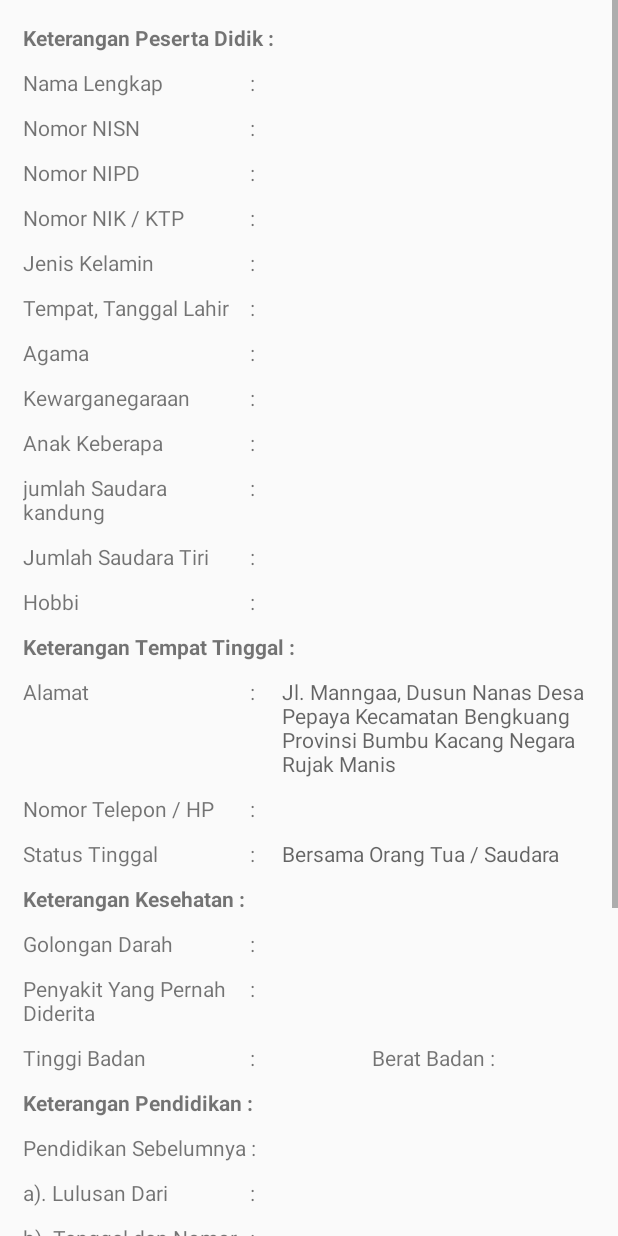
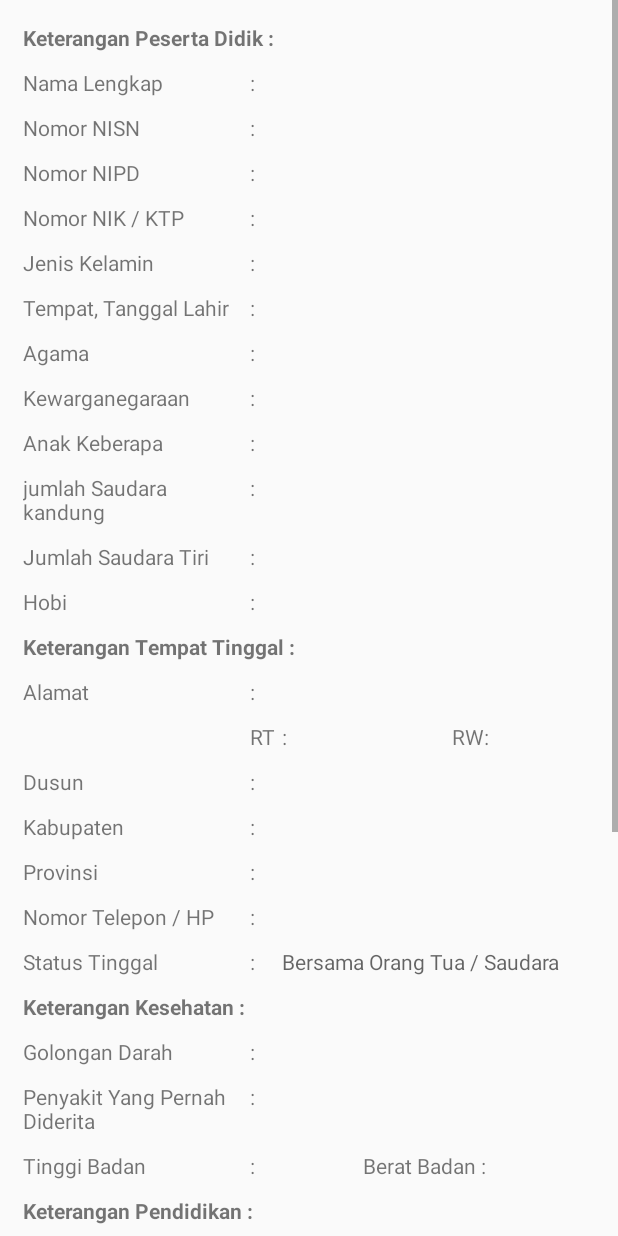
Before and after one commit to muslikh/siakadAndroid, an Android app: the fragment fragSiswa shown on its own in the app's theme, on a phone screen of 412 x 824 dp. Run offline under Robolectric (Android 15) with nearby library versions, the phone set to English and light mode, and no system bars; our stand-ins replace Volley; network calls fail.

Commit message:
Penambahan dan perbaikan fitur

```diff
--- a/app/src/main/java/id/codemerindu/siakad/EditDataSiswa.java
+++ b/app/src/main/java/id/codemerindu/siakad/EditDataSiswa.java
@@ -30,6 +30,7 @@ import org.json.JSONObject;
 import java.text.SimpleDateFormat;
 import java.util.Calendar;
 import java.util.HashMap;
+import java.util.Locale;
 import java.util.Map;
 
 public class EditDataSiswa extends AppCompatActivity {
@@ -50,26 +51,14 @@ public class EditDataSiswa extends AppCompatActivity {
     protected void onCreate(Bundle savedInstanceState) {
         super.onCreate(savedInstanceState);
         setContentView(R.layout.edit_data_siswa);
-        editData(url);
+        editData();
 
         Toolbar toolbar = (Toolbar)findViewById(R.id.toolbareddaata);
         setSupportActionBar(toolbar);
 
+        dateFormat = new SimpleDateFormat("dd-MM-yyy", Locale.US);
         getSupportActionBar().setTitle("Ubah Data");
 
-
-    }
-
-    public void editData(String url)
-    {
-
-        nisnUser = (TextView)  findViewById(R.id.nisnUser);
-        EdnamaUser = (EditText) findViewById(R.id.namaUser);
-        Edtmplahir = (EditText) findViewById(R.id.tmplahir);
-        Edtgllahir = (EditText) findViewById(R.id.tanggallahir);
-        Tvtgllahir = (TextView) findViewById(R.id.tanggallahir);
-        TvkodeKelas = (TextView) findViewById(R.id.kodeKelasUser);
-        Tvjurusan = (TextView)  findViewById(R.id.jurusanUser);
         updateSiswa = (Button)  findViewById(R.id.updateSiswa);
         updateSiswa.setOnClickListener(new View.OnClickListener() {
             @Override
@@ -85,6 +74,21 @@ public class EditDataSiswa extends AppCompatActivity {
 
             }
         });
+
+        idUser = (TextView)  findViewById(R.id.idSiswa);
+        nisnUser = (TextView)  findViewById(R.id.nisnUser);
+        EdnamaUser = (EditText) findViewById(R.id.namaUser);
+        Edtmplahir = (EditText) findViewById(R.id.tmplahir);
+        Edtgllahir = (EditText) findViewById(R.id.tanggallahir);
+        Tvtgllahir = (TextView) findViewById(R.id.tanggallahir);
+        TvkodeKelas = (TextView) findViewById(R.id.kodeKelasUser);
+        Tvjurusan = (TextView)  findViewById(R.id.jurusanUser);
+    }
+
+    public void editData()
+    {
+
+
 
         RequestQueue requestQueue = Volley.newRequestQueue(this);
         StringRequest stringRequests =
@@ -110,7 +114,8 @@ public class EditDataSiswa extends AppCompatActivity {
                                 String jurusanS = obj.getString("kode_jurusan");
                                 if (extraId== id )
                                 {
-                                   nisnUser.setText(nisn);
+                                    idUser.setText(id_siswa);
+                                    nisnUser.setText(nisn);
                                     EdnamaUser.setText(nama);
                                     Edtmplahir.setText(tempatLahir);
                                     Edtgllahir.setText(tanggalLahir);
@@ -178,8 +183,8 @@ public class EditDataSiswa extends AppCompatActivity {
             protected Map<String,String> getParams() throws AuthFailureError {
 
                 Map<String,String> map = new HashMap<>();
-
-                map.put("nisi", nisnUser.getText().toString());
+//
+                map.put("id_siswa", idUser.getText().toString());
                 map.put("nama", EdnamaUser.getText().toString());
                 map.put("tempat_lahir", Edtmplahir.getText().toString());
                 map.put("tanggal_lahir", Edtgllahir.getText().toString());
--- a/app/src/main/java/id/codemerindu/siakad/MainActivity.java
+++ b/app/src/main/java/id/codemerindu/siakad/MainActivity.java
@@ -394,7 +394,7 @@ public class MainActivity extends AppCompatActivity
 //                        String tanggalLahir = obj.getString("tanggal_lahir");
 //                        String kodekelas = obj.getString("kode_kelas");
 //                        String jurusanS = obj.getString("kode_jurusan");
-                        if (tempatLahir.isEmpty() )
+                        if (tempatLahir.equals("null") || tempatLahir.isEmpty())
                         {
                             AlertDialog.Builder alert = new AlertDialog.Builder(MainActivity.this);
                             alert
@@ -405,9 +405,9 @@ public class MainActivity extends AppCompatActivity
                                         public void onClick(DialogInterface dialog, int which) {
                                             SharedPreferences.Editor editor = sharedpreferences.edit();
 
-                                            Intent intent = new Intent(MainActivity.this, EditDataSiswa.class);
-
-                                            startActivity(intent);
+                                            Intent cek = new Intent(MainActivity.this, EditDataSiswa.class);
+                                            cek.putExtra(TAG_IDU, idu);
+                                            startActivity(cek);
 
                                         }
                                     })
--- a/app/src/main/java/id/codemerindu/siakad/fragSiswa.java
+++ b/app/src/main/java/id/codemerindu/siakad/fragSiswa.java
@@ -28,7 +28,11 @@ public class fragSiswa extends Fragment {
 
     final String url = Server.URL+"siswa.php";
 
-    TextView namaUser,ttlUser,kodeKelas,jurusan, nisn,nipd,nik,jk,agama,kewarga,anakke,jmlsdrkandung;
+    TextView namaUser,ttlUser,kodeKelas,jurusan,
+            nisn,nipd,nik,jk,agama,kewarga,anakke,jmlsdrkandung,jmlsdrtiri,
+            hobi,alamat,rt,rw,dusun,kab,prov,hp,stsTinggal,goldar,penyakit,
+            tinggi,berat,lulusdari,noijasah,noskhun,pindahdari,alamatSsebelum,kelasAwal,thnmasuk;
+                    ;
     String id;
     SharedPreferences sharedpreferences;
     public final static String TAG="Profile";
@@ -39,7 +43,7 @@ public class fragSiswa extends Fragment {
     @Override
     public View onCreateView(@NonNull LayoutInflater inflater, @Nullable ViewGroup container, @Nullable Bundle savedInstanceState) {
         View view_fragsiswa = inflater.inflate(R.layout.fragdatapribadi,container,false);
-
+        ambilData();
         namaUser = (TextView) view_fragsiswa.findViewById(R.id.namaUser);
         ttlUser = (TextView)  view_fragsiswa.findViewById(R.id.ttlUser);
         kodeKelas = (TextView)  view_fragsiswa.findViewById(R.id.kodeKelasUser);
@@ -52,6 +56,36 @@ public class fragSiswa extends Fragment {
         kewarga = (TextView)  view_fragsiswa.findViewById(R.id.wargaUser);
         anakke = (TextView)  view_fragsiswa.findViewById(R.id.anakKeUser);
         jmlsdrkandung = (TextView)  view_fragsiswa.findViewById(R.id.jmlsdrkanUser);
+        jmlsdrtiri = (TextView)  view_fragsiswa.findViewById(R.id.jmlsdrtirUser);
+        hobi = (TextView) view_fragsiswa.findViewById(R.id.hobiUser);
+        alamat = (TextView)  view_fragsiswa.findViewById(R.id.alamatUser);
+        rt = (TextView)  view_fragsiswa.findViewById(R.id.rtUser);
+        rw = (TextView) view_fragsiswa.findViewById(R.id.rwUser);
+        dusun = (TextView)  view_fragsiswa.findViewById(R.id.dusunUser);
+        kab = (TextView)  view_fragsiswa.findViewById(R.id.kabUser);
+        prov = (TextView) view_fragsiswa.findViewById(R.id.provUser);
+        stsTinggal = (TextView) view_fragsiswa.findViewById(R.id.stsTinggalUser);
+        goldar = (TextView) view_fragsiswa.findViewById(R.id.goldarUser);
+        penyakit = (TextView) view_fragsiswa.findViewById(R.id.ketsakitUser);
+        tinggi = (TextView) view_fragsiswa.findViewById(R.id.tgUser);
+        berat = (TextView) view_fragsiswa.findViewById(R.id.bbUser);
+        lulusdari = (TextView) view_fragsiswa.findViewById(R.id.lulusanUser);
+        noijasah = (TextView) view_fragsiswa.findViewById(R.id.noijasahUser);
+        noskhun= (TextView) view_fragsiswa.findViewById(R.id.noskhunUser);
+        pindahdari = (TextView) view_fragsiswa.findViewById(R.id.pindahanUser);
+        alamatSsebelum = (TextView) view_fragsiswa.findViewById(R.id.alamatsebelum);
+        kelasAwal = (TextView) view_fragsiswa.findViewById(R.id.kelasawalUser);
+        thnmasuk= (TextView) view_fragsiswa.findViewById(R.id.tahunmasuk);
+
+
+        return view_fragsiswa;
+    }
+
+
+    public void ambilData()
+    {
+
+
         RequestQueue  requestQueue = Volley.newRequestQueue(getActivity().getApplicationContext());
         StringRequest stringRequests =
                 new StringRequest(Request.Method.GET, url, new Response.Listener<String>() {
@@ -85,6 +119,28 @@ public class fragSiswa extends Fragment {
                                     kewarga.setText(obj.getString("kewarganegaraan"));
                                     anakke.setText(obj.getString("anak_ke"));
                                     jmlsdrkandung.setText(obj.getString("jml_sdrkandung"));
+
+                                    jmlsdrtiri.setText(obj.getString("jml_sdrkandung"));
+                                    hobi.setText(obj.getString("jml_sdrkandung"));
+                                    alamat.setText(obj.getString("jml_sdrkandung"));
+                                    rt.setText(obj.getString("jml_sdrkandung"));
+                                    rw.setText(obj.getString("jml_sdrkandung"));
+                                    dusun.setText(obj.getString("jml_sdrkandung"));
+                                    kab.setText(obj.getString("jml_sdrkandung"));
+                                    prov.setText(obj.getString("jml_sdrkandung"));
+                                    stsTinggal.setText(obj.getString("jml_sdrkandung"));
+                                    goldar.setText(obj.getString("jml_sdrkandung"));
+                                    penyakit.setText(obj.getString("jml_sdrkandung"));
+                                    tinggi.setText(obj.getString("jml_sdrkandung"));
+                                    berat.setText(obj.getString("jml_sdrkandung"));
+                                    lulusdari.setText(obj.getString("jml_sdrkandung"));
+                                    noijasah.setText(obj.getString("jml_sdrkandung"));
+                                    noskhun.setText(obj.getString("jml_sdrkandung"));
+                                    pindahdari.setText(obj.getString("jml_sdrkandung"));
+                                    alamatSsebelum.setText(obj.getString("jml_sdrkandung"));
+                                    kelasAwal.setText(obj.getString("jml_sdrkandung"));
+                                    thnmasuk.setText(obj.getString("jml_sdrkandung"));
+
                                 }
                             }
                             Log.d(TAG, "onResponse:" + response);
@@ -102,15 +158,6 @@ public class fragSiswa extends Fragment {
                     }
                 });
         requestQueue.add(stringRequests);
-        return view_fragsiswa;
-
     }
 
-
-//    public void getData(View view_fragsiswa)
-//    {
-//
-//
-//    }
-
 }
--- a/app/src/main/res/layout/edit_data_siswa.xml
+++ b/app/src/main/res/layout/edit_data_siswa.xml
@@ -22,7 +22,33 @@ android:layout_below="@+id/toolbareddaata"
         android:layout_marginTop="10dp"
         android:layout_marginRight="10dp"
 >
+        <TableRow
 
+            android:layout_gravity="center"
+            android:padding="5dp">
+
+            <TextView
+
+                android:textColor="#000000"
+                android:id="@+id/label_id"
+                android:layout_width="129dp"
+                android:layout_height="wrap_content"
+                android:text="ID " />
+
+            <TextView
+                android:textColor="#000000"
+                android:layout_width="10dp"
+                android:layout_height="wrap_content"
+                android:text=":"/>
+            <TextView
+                android:textColor="#000000"
+                android:id="@+id/idSiswa"
+                android:layout_width="40dp"
+                android:layout_height="wrap_content"
+                android:layout_weight="1"
+                android:text=" " />
+
+        </TableRow>
 
         <TableRow
 
@@ -32,7 +58,7 @@ android:layout_below="@+id/toolbareddaata"
             <TextView
 
                 android:textColor="#000000"
-                android:id="@+id/label_id"
+                android:id="@+id/label_nisn"
                 android:layout_width="129dp"
                 android:layout_height="wrap_content"
                 android:text="NISN " />
--- a/app/src/main/res/layout/fragdatapribadi.xml
+++ b/app/src/main/res/layout/fragdatapribadi.xml
@@ -292,7 +292,7 @@
                 android:id="@+id/label_hobi"
                 android:layout_width="151dp"
                 android:layout_height="wrap_content"
-                android:text="Hobbi" />
+                android:text="Hobi" />
 
             <TextView
                 android:layout_width="10dp"
@@ -328,18 +328,133 @@
                 android:id="@+id/label_alamat"
                 android:layout_width="129dp"
                 android:layout_height="wrap_content"
-                android:text="Alamat" />
+                android:text="Alamat"
+                android:hint=""/>
 
             <TextView
                 android:layout_width="10dp"
                 android:layout_height="wrap_content"
                 android:text=":"/>
+
             <TextView
                 android:id="@+id/alamatUser"
                 android:layout_width="40dp"
                 android:layout_height="wrap_content"
-                android:layout_weight="1"
-                android:hint="Jl. Manngaa, Dusun Nanas Desa Pepaya Kecamatan Bengkuang Provinsi Bumbu Kacang Negara Rujak Manis "/>
+                android:layout_weight="1" />
+        </TableRow>
+        <TableRow
+            android:layout_gravity="center"
+            android:padding="5dp">
+
+            <TextView
+                android:id="@+id/label_rtrw"
+                android:layout_width="129dp"
+                android:layout_height="wrap_content"
+                android:hint=""/>
+
+            <TextView
+                android:id="@+id/label_rt"
+                android:layout_width="15dp"
+                android:layout_height="wrap_content"
+                android:text="RT"
+                android:hint=""/>
+
+            <TextView
+                android:layout_width="5dp"
+                android:layout_height="wrap_content"
+                android:text=":" />
+
+            <TextView
+                android:id="@+id/rtUser"
+                android:layout_width="40dp"
+                android:layout_height="wrap_content"
+                android:layout_weight="1" />
+
+            <TextView
+                android:id="@+id/label_rw"
+                android:layout_width="wrap_content"
+                android:layout_height="wrap_content"
+                android:hint=""
+                android:text="RW" />
+
+            <TextView
+                android:layout_width="5dp"
+                android:layout_height="wrap_content"
+                android:text=":" />
+
+
+            <TextView
+                android:id="@+id/rwUser"
+                android:layout_width="40dp"
+                android:layout_height="wrap_content"
+                android:layout_weight="1" />
+
+        </TableRow>
+        <TableRow
+            android:layout_gravity="center"
+            android:padding="5dp">
+
+            <TextView
+                android:id="@+id/label_dusun"
+                android:layout_width="129dp"
+                android:layout_height="wrap_content"
+                android:text="Dusun"
+                android:hint=""/>
+
+            <TextView
+                android:layout_width="10dp"
+                android:layout_height="wrap_content"
+                android:text=":"/>
+
+            <TextView
+                android:id="@+id/dusunUser"
+                android:layout_width="40dp"
+                android:layout_height="wrap_content"
+                android:layout_weight="1" />
+        </TableRow>
+        <TableRow
+            android:layout_gravity="center"
+            android:padding="5dp">
+
+            <TextView
+                android:id="@+id/label_kab"
+                android:layout_width="129dp"
+                android:layout_height="wrap_content"
+                android:text="Kabupaten"
+                android:hint=""/>
+
+            <TextView
+                android:layout_width="10dp"
+                android:layout_height="wrap_content"
+                android:text=":"/>
+
+            <TextView
+                android:id="@+id/kabUser"
+                android:layout_width="40dp"
+                android:layout_height="wrap_content"
+                android:layout_weight="1" />
+        </TableRow>
+        <TableRow
+            android:layout_gravity="center"
+            android:padding="5dp">
+
+            <TextView
+                android:id="@+id/label_prov"
+                android:layout_width="129dp"
+                android:layout_height="wrap_content"
+                android:text="Provinsi"
+                android:hint=""/>
+
+            <TextView
+                android:layout_width="10dp"
+                android:layout_height="wrap_content"
+                android:text=":"/>
+
+            <TextView
+                android:id="@+id/provUser"
+                android:layout_width="40dp"
+                android:layout_height="wrap_content"
+                android:layout_weight="1" />
         </TableRow>
         <TableRow
             android:layout_gravity="center"
@@ -558,7 +673,7 @@
                 android:id="@+id/label_noskhun"
                 android:layout_width="129dp"
                 android:layout_height="wrap_content"
-                android:text="b). Tanggal dan Nomor Ijasah" />
+                android:text="b). Tanggal dan Nomor SKHUN" />
 
             <TextView
                 android:layout_width="10dp"
@@ -618,7 +733,7 @@
                 android:layout_height="wrap_content"
                 android:text=":"/>
             <TextView
-                android:id="@+id/almtskl"
+                android:id="@+id/alamatsebelum"
                 android:layout_width="40dp"
                 android:layout_height="wrap_content"
                 android:layout_weight="1"
@@ -684,10 +799,31 @@
             android:padding="5dp">
 
             <TextView
+                android:id="@+id/label_thnmsk"
+                android:layout_width="129dp"
+                android:layout_height="wrap_content"
+                android:text="c). Tahun Masuk" />
+
+            <TextView
+                android:layout_width="21dp"
+                android:layout_height="wrap_content"
+                android:text=":" />
+            <TextView
+                android:id="@+id/thnmskUser"
+                android:layout_width="40dp"
+                android:layout_height="wrap_content"
+                android:layout_weight="1"
+                android:text=" " />
+        </TableRow>
+        <TableRow
+            android:layout_gravity="center"
+            android:padding="5dp">
+
+            <TextView
                 android:id="@+id/label_kodeKelas"
                 android:layout_width="129dp"
                 android:layout_height="wrap_content"
-                android:text="c). Kelas Saat Ini" />
+                android:text="d). Kelas Saat Ini" />
 
             <TextView
                 android:layout_width="21dp"
```
